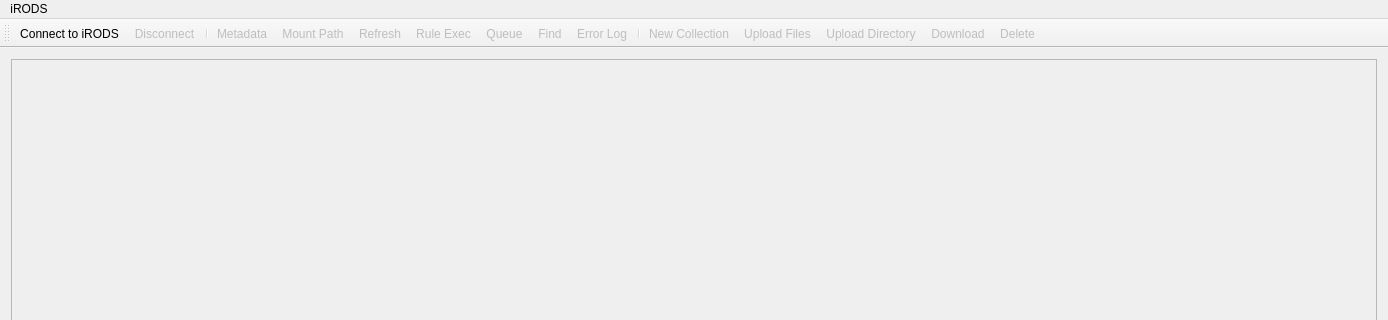
Qt form src/rodsmainwindow.ui (ilarik/kanki-irodsclient) before a commit; both pictures show x 0 to 1388 and y 0 to 320 of the 1388 by 768 pixel window.
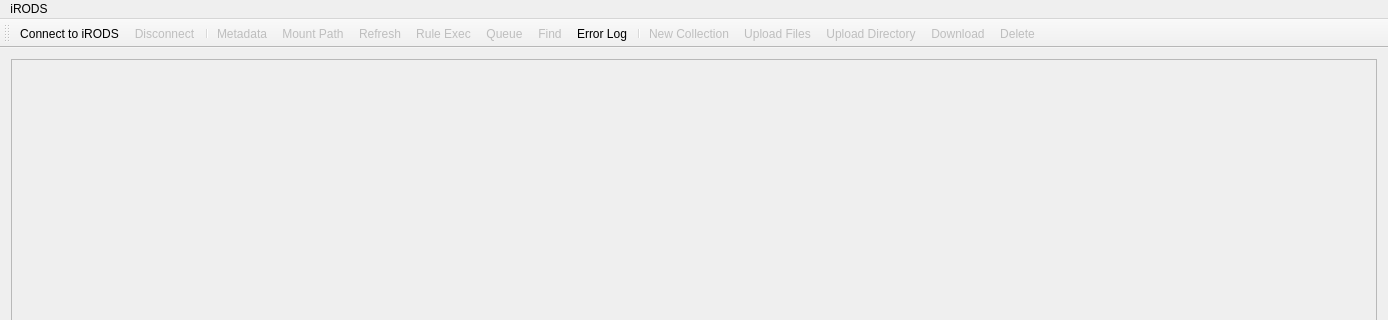
The same form after that commit. Icons and pictures are not drawn.

The edit to the form file:
```diff
--- a/src/rodsmainwindow.ui
+++ b/src/rodsmainwindow.ui
@@ -562,7 +562,7 @@
   </action>
   <action name="actionErrorLog">
    <property name="enabled">
-    <bool>false</bool>
+    <bool>true</bool>
    </property>
    <property name="icon">
     <iconset resource="icons.qrc">
```
